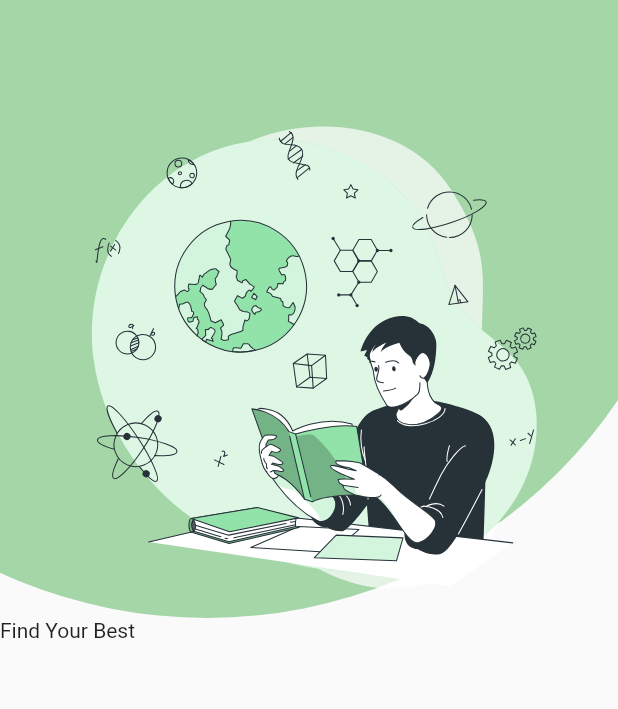
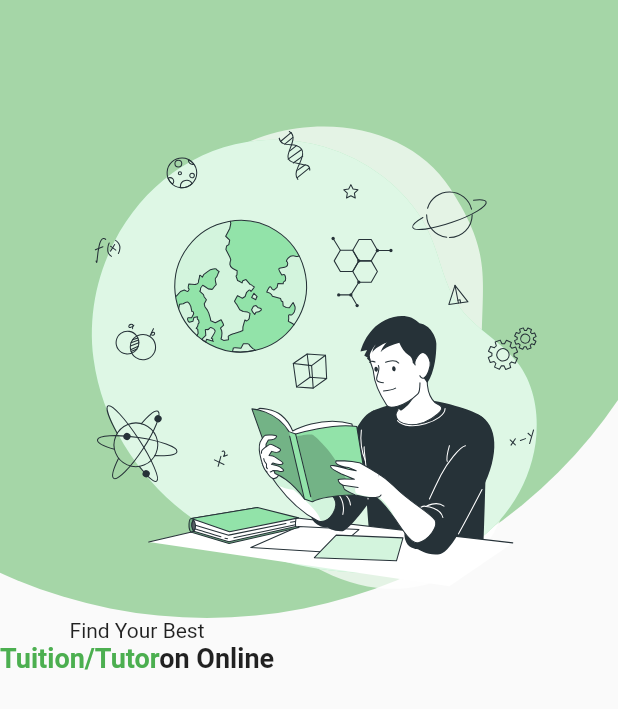
Before and after one commit to JAICHANGPARK/flutter_notebook_18th_story, a Flutter app: the screen it shows after launch, on a phone screen of 412 x 824 dp. Shown: the top 709 px of the screen. Run offline on Flutter 3.47's test engine with Material 2 defaults, Android fonts, the phone set to English and light mode, and no system bars; our stand-ins replace cached_network_image, flutter_lorem, flutter_riverpod, flutter_svg, freezed_annotation, go_router and 1 more.

Commit message:
Update tutor_login_page.dart

```diff
--- a/lib/ep1063_tutor_app/src/ui/tutor_login_page.dart
+++ b/lib/ep1063_tutor_app/src/ui/tutor_login_page.dart
@@ -25,8 +25,11 @@ class TutorLoginPage extends StatelessWidget {
                     ),
                   ),
                 ),
-                Positioned(child: SvgPicture.asset("assets/ep1063/learning_bro.svg",),
-                left: 0,
+                Positioned(
+                  child: SvgPicture.asset(
+                    "assets/ep1063/learning_bro.svg",
+                  ),
+                  left: 0,
                   right: 0,
                   bottom: 0,
                   top: 64,
@@ -39,10 +42,22 @@ class TutorLoginPage extends StatelessWidget {
             crossAxisAlignment: CrossAxisAlignment.center,
             children: [
               Text("Find Your Best"),
-              Text.rich(TextSpan(children:
-              [
-                TextSpan()
-
+              Text.rich(TextSpan(children: [
+                TextSpan(
+                  text: "Tuition/Tutor",
+                  style: TextStyle(
+                    color: Colors.green,
+                    fontWeight: FontWeight.bold,
+                    fontSize: 18,
+                  ),
+                ),
+                TextSpan(
+                  text: "on Online",
+                  style: TextStyle(
+                    fontWeight: FontWeight.bold,
+                    fontSize: 18,
+                  ),
+                )
               ]))
             ],
           ))
```
